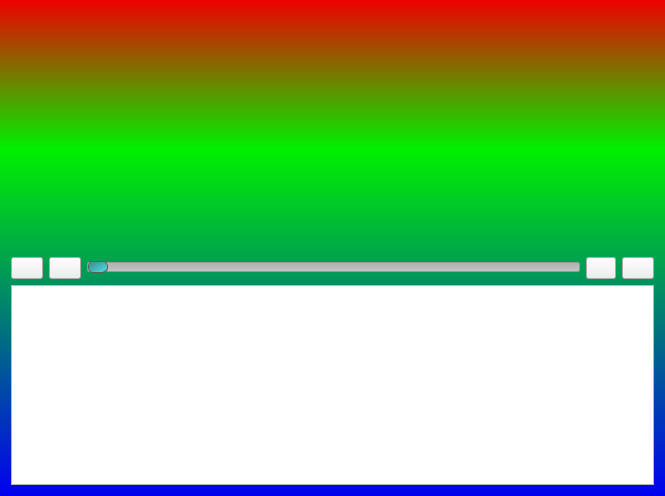
The window that src/ui/player.ui (HuayraLinux/huayra-tda) describes before a commit, drawn with Qt 5.
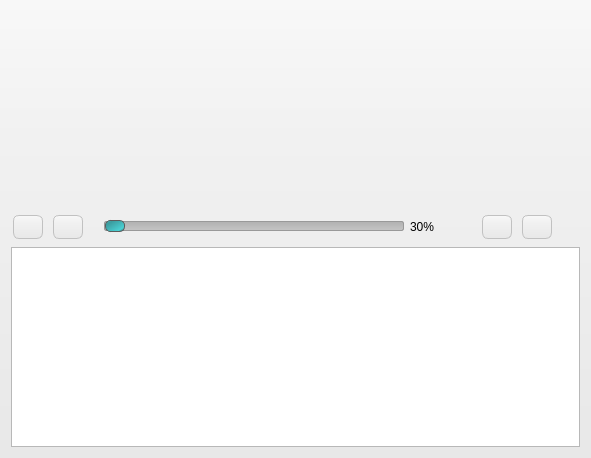
The same window after the commit. Icons and pictures are not drawn.

Commit message: Botones, graficos de fondo y label en stylesheet

```diff
--- a/src/ui/player.ui
+++ b/src/ui/player.ui
@@ -9,8 +9,8 @@
    <rect>
     <x>0</x>
     <y>0</y>
-    <width>665</width>
-    <height>496</height>
+    <width>591</width>
+    <height>458</height>
    </rect>
   </property>
   <property name="maximumSize">
@@ -30,7 +30,7 @@
   </property>
   <property name="styleSheet">
    <string notr="true">QWidget#frmPlayer{
-background-color: QLinearGradient( x1: 0, y1: 0, x2: 0, y2: 1, stop: 0 #f00000, stop: 0.3 #00f000, stop: 1 #0000f0);
+background-color: QLinearGradient( x1: 0, y1: 0, x2: 0, y2: 1, stop: 0 #f8f8f8, stop: 0.3 #f1f1f1, stop: 1 #e8e8e8);
 
 }
 
@@ -54,7 +54,28 @@
      margin: -2px 0; /* handle is placed by default on the contents rect of the groove. Expand outside the groove */
      border-radius: 5px;
  }
-</string>
+
+#sldVolume::trough:horizontal {
+     background: qlineargradient(x1:0, y1:0, x2:1, y2:1, stop:0 #4bd0d3, stop:0.2 #3b9b9e, stop:0.8 #4bd0d3, stop:1 #2b4040);
+     border: 1px solid #5c5c5c;
+     width: 18px;
+     margin: -2px 0; 
+     border-radius: 5px;
+ }
+
+#listViewChannels{
+	background-image:url(&quot;./imagenes/vaca.svg&quot;);
+}
+
+QPushButton{
+	border: 1px solid #c1c1c1;
+	border-radius:6px;
+	background-color: QLinearGradient( x1: 0, y1: 0, x2: 0, y2: 1, stop: 0 #f8f8f8, stop: 0.3 #f1f1f1, stop: 1 #e8e8e8);
+	margin: 2px;
+	padding: 2px;
+	min-width: 24px;
+	min-height: 18px;
+}</string>
   </property>
   <layout class="QVBoxLayout" name="verticalLayout">
    <item>
@@ -98,6 +119,12 @@
          <normalon>../../../../../../usr/share/icons/huayra-limbo/scalable/acciones/up.svg</normalon>
         </iconset>
        </property>
+       <property name="iconSize">
+        <size>
+         <width>16</width>
+         <height>16</height>
+        </size>
+       </property>
       </widget>
      </item>
      <item>
@@ -122,10 +149,41 @@
          <normalon>../../../../../../usr/share/icons/huayra-limbo/scalable/acciones/down.svg</normalon>
         </iconset>
        </property>
+       <property name="iconSize">
+        <size>
+         <width>16</width>
+         <height>16</height>
+        </size>
+       </property>
+      </widget>
+     </item>
+     <item>
+      <widget class="QLabel" name="lblVolumen">
+       <property name="toolTip">
+        <string>Volumen</string>
+       </property>
+       <property name="text">
+        <string/>
+       </property>
+       <property name="pixmap">
+        <pixmap>imagenes/volumen.svg</pixmap>
+       </property>
       </widget>
      </item>
      <item>
       <widget class="QSlider" name="sldVolume">
+       <property name="sizePolicy">
+        <sizepolicy hsizetype="Expanding" vsizetype="Fixed">
+         <horstretch>0</horstretch>
+         <verstretch>0</verstretch>
+        </sizepolicy>
+       </property>
+       <property name="maximumSize">
+        <size>
+         <width>700</width>
+         <height>16777215</height>
+        </size>
+       </property>
        <property name="toolTip">
         <string>Control de volumen</string>
        </property>
@@ -134,6 +192,29 @@
        </property>
       </widget>
      </item>
+     <item>
+      <widget class="QLabel" name="lblVolumenVal">
+       <property name="text">
+        <string>30%</string>
+       </property>
+      </widget>
+     </item>
+     <item>
+      <spacer name="horizontalSpacer_2">
+       <property name="orientation">
+        <enum>Qt::Horizontal</enum>
+       </property>
+       <property name="sizeType">
+        <enum>QSizePolicy::Fixed</enum>
+       </property>
+       <property name="sizeHint" stdset="0">
+        <size>
+         <width>40</width>
+         <height>20</height>
+        </size>
+       </property>
+      </spacer>
+     </item>
      <item>
       <widget class="QPushButton" name="btnShowChannelsList">
        <property name="maximumSize">
@@ -150,6 +231,12 @@
          <normalon>../../../../../../usr/share/icons/huayra-limbo/scalable/acciones/top.svg</normalon>
         </iconset>
        </property>
+       <property name="iconSize">
+        <size>
+         <width>16</width>
+         <height>16</height>
+        </size>
+       </property>
       </widget>
      </item>
      <item>
@@ -170,6 +257,37 @@
         <iconset>
          <normalon>../../../../../../usr/share/icons/huayra-limbo/scalable/acciones/view-fullscreen.svg</normalon>
         </iconset>
+       </property>
+       <property name="iconSize">
+        <size>
+         <width>16</width>
+         <height>16</height>
+        </size>
+       </property>
+      </widget>
+     </item>
+     <item>
+      <widget class="QLabel" name="lblHuayra">
+       <property name="minimumSize">
+        <size>
+         <width>20</width>
+         <height>20</height>
+        </size>
+       </property>
+       <property name="maximumSize">
+        <size>
+         <width>24</width>
+         <height>24</height>
+        </size>
+       </property>
+       <property name="text">
+        <string/>
+       </property>
+       <property name="pixmap">
+        <pixmap>imagenes/huayra-tda.svg</pixmap>
+       </property>
+       <property name="scaledContents">
+        <bool>false</bool>
        </property>
       </widget>
      </item>
```
The commit also changes 3 other files.
